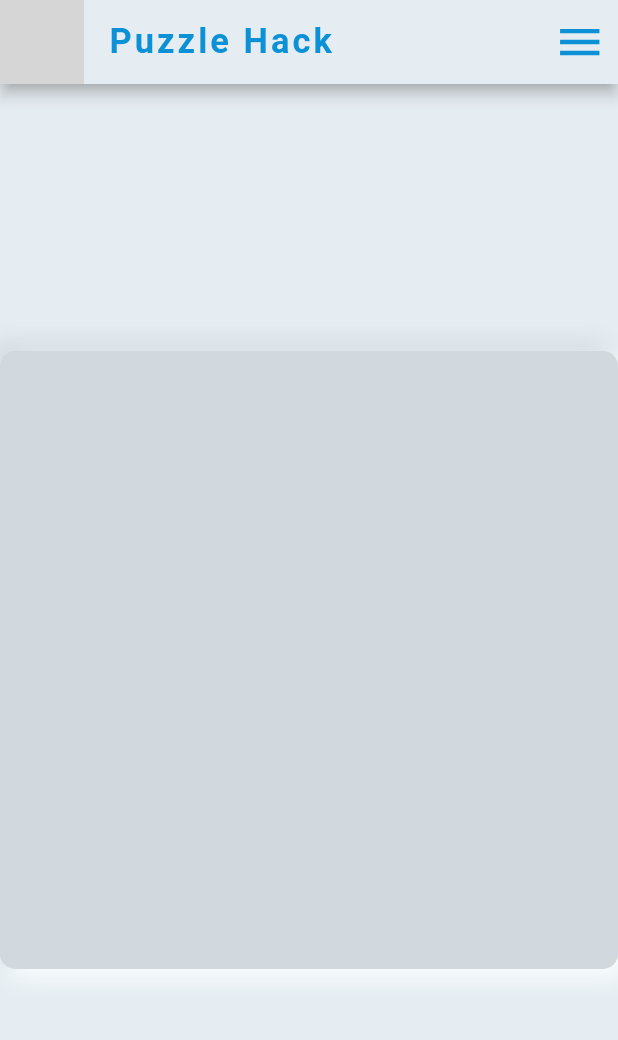
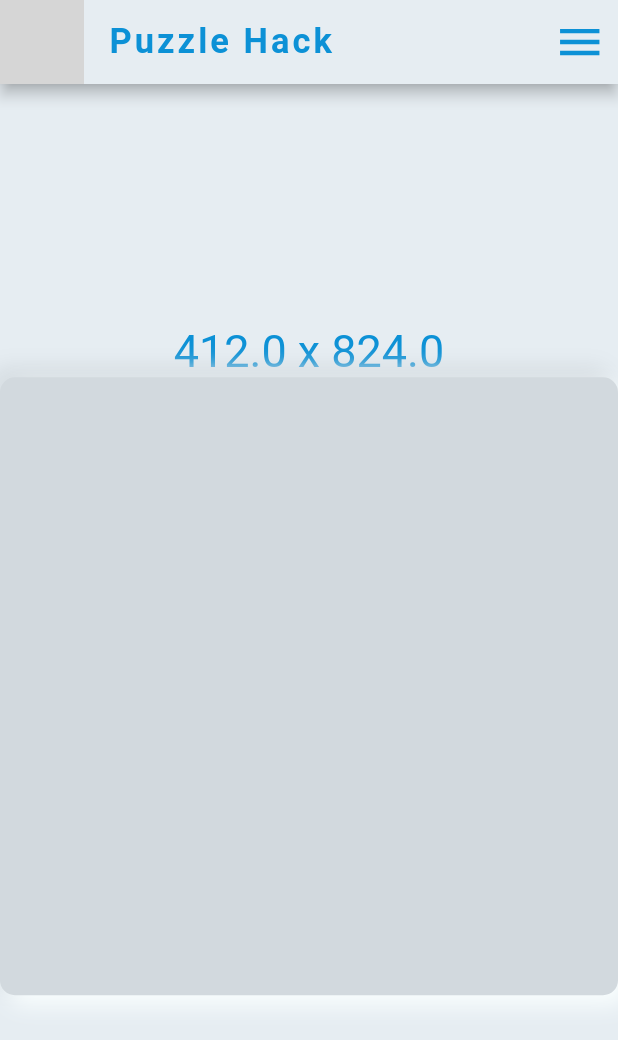
Before and after one commit to md-siam/flutter_puzzle_hack, a Flutter app: the screen it shows after launch, on a phone screen of 412 x 824 dp. Shown: the top 1040 px of the screen. Run offline on Flutter 3.47's test engine with Material 2 defaults, Android fonts, the phone set to English and light mode, and no system bars; drawn by our look-alikes of clay_containers; our stand-ins replace audioplayers, google_fonts; missing offline and left inert: day_night_switcher; Roboto replaces fonts that are missing (Alata); grey boxes are pictures that could not be loaded.

Commit message:
bug fixed

```diff
--- a/lib/app/view/puzzle_game.dart
+++ b/lib/app/view/puzzle_game.dart
@@ -14,7 +14,8 @@ class PuzzleGame extends StatefulWidget {
 class _PuzzleGameState extends State<PuzzleGame> {
   @override
   Widget build(BuildContext context) {
-    var size = MediaQuery.of(context).size;
+    var width = MediaQuery.of(context).size.width;
+    var height = MediaQuery.of(context).size.height;
     return Scaffold(
       appBar: const TopAppBar(),
       body: SafeArea(
@@ -22,11 +23,15 @@ class _PuzzleGameState extends State<PuzzleGame> {
           child: Column(
             mainAxisAlignment: MainAxisAlignment.center,
             children: [
+              Text(
+                "$width x $height",
+                style: TextStyle(fontSize: 30),
+              ),
               ClayContainer(
                 emboss: true,
                 color: Theme.of(context).primaryColor,
-                width: size.height * 0.5,
-                height: size.height * 0.5,
+                width: height / 2,
+                height: height / 2,
                 borderRadius: 10,
               ),
             ],
--- a/lib/app/widget/util/dropdown_menu.dart
+++ b/lib/app/widget/util/dropdown_menu.dart
@@ -3,7 +3,7 @@ import 'package:provider/provider.dart';
 import 'package:flutter/cupertino.dart';
 
 import 'design/arrow_clipper.dart';
-import '/app/view/score_board.dart';
+import '../../view/previous_scores.dart';
 import '../../provider/sound_provider.dart';
 
 class CustomDropdownMenu extends StatefulWidget {
@@ -179,7 +179,7 @@ void onSelected(BuildContext context, int item) {
     case 0:
       Navigator.of(context).push(
         CupertinoPageRoute(
-          builder: (context) => const ScoreBoard(),
+          builder: (context) => const PreviousScores(),
         ),
       );
 
--- a/pubspec.yaml
+++ b/pubspec.yaml
@@ -1,3 +1,9 @@
+# Copyright (c) 2022, Md. Siam
+# http://mdsiam.xyz/
+#
+# Use of this source code is governed by an MIT-style
+# license that can be found in the LICENSE file or at
+# https://opensource.org/licenses/MIT
 name: flutter_puzzle_hack
 description: A new Flutter project.
 
```
Also changed, not shown: lib/app/view/previous_scores.dart (added, +34 -0 lines), lib/app/view/score_board.dart (deleted, +0 -20 lines), lib/main.dart (+8 -0 lines), 1 other file.
